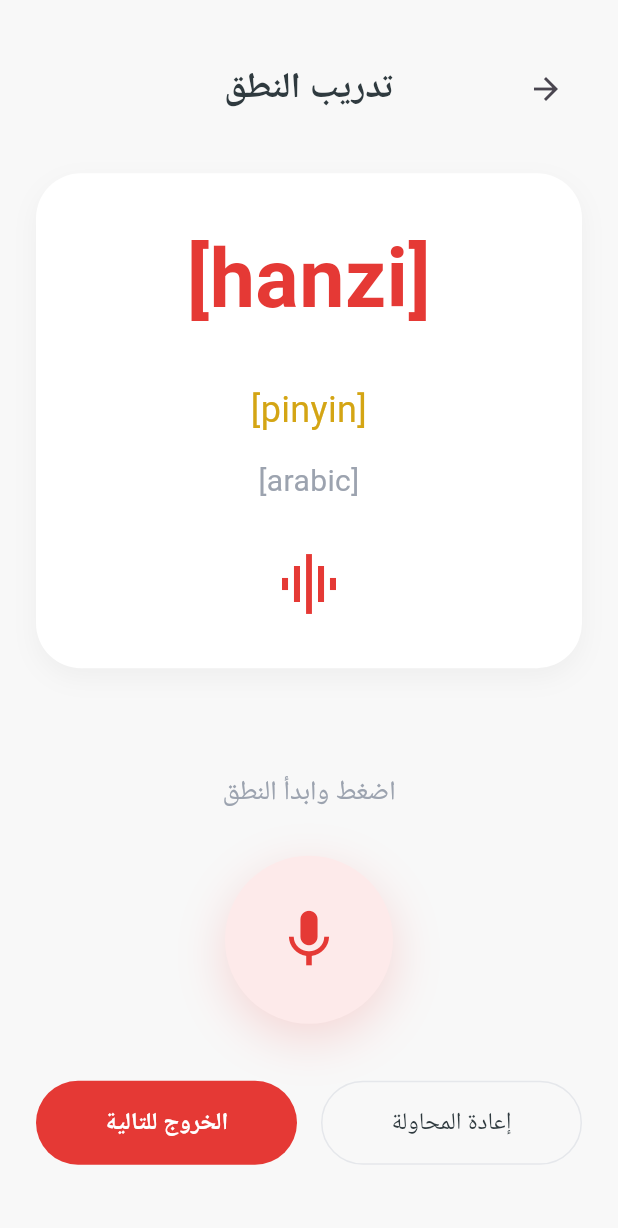
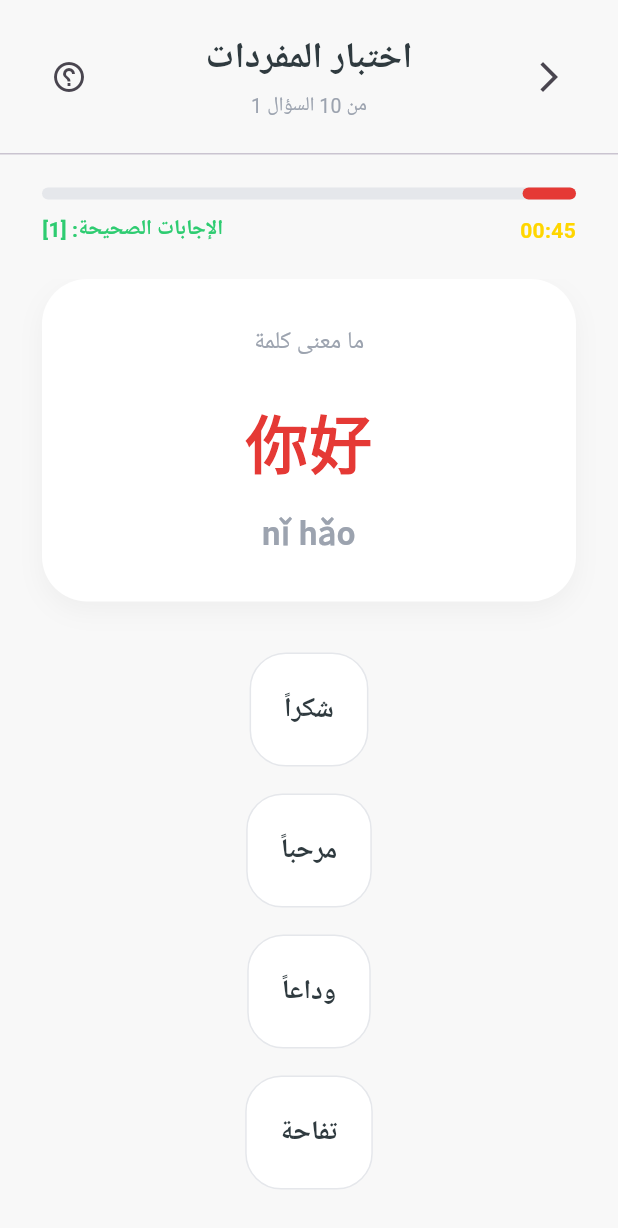
Before and after one commit to iwaladali/ChineseLearningApp, a Flutter app: the screen it shows after launch, on a phone screen of 412 x 824 dp. Shown: the top 1228 px of the screen. Run offline on Flutter 3.47's test engine with Material 3 defaults, Android fonts, the phone set to English and light mode, and no system bars; our stand-ins replace cloud_firestore, firebase_core; accounts and stored records are empty.

Commit message:
Added quiz screen

```diff
--- a/lib/main.dart
+++ b/lib/main.dart
@@ -18,6 +18,7 @@ import 'package:flutter_project/screens/vocabulary_screen.dart';
 import 'package:flutter_project/screens/word_details_screen.dart';
 import 'package:flutter_project/screens/progress_screen.dart';
 import 'package:flutter_project/screens/pronunciation_training_screen.dart';
+import 'package:flutter_project/screens/quiz_screen.dart';
 
 void main() async {
   WidgetsFlutterBinding.ensureInitialized();
@@ -47,7 +48,7 @@ class MyApp extends StatelessWidget {
       debugShowCheckedModeBanner: false,
 
       routes: {
-        '/': (BuildContext ctx) => const PronunciationTrainingScreen(),
+        '/': (BuildContext ctx) => const QuizScreen(),
 
         '/login': (BuildContext ctx) => const LoginScreen(),
 
--- /dev/null
+++ b/lib/screens/quiz_screen.dart
@@ -0,0 +1,285 @@
+import 'package:flutter/material.dart';
+import 'package:flutter_project/widgets/quiz_answer_tile.dart';
+
+class QuizScreen extends StatefulWidget {
+  const QuizScreen({super.key});
+
+  @override
+  State<QuizScreen> createState() => _QuizScreenState();
+}
+
+class _QuizScreenState extends State<QuizScreen> {
+  static const Color primaryRed = Color(0xFFE53935);
+  static const Color darkText = Color(0xFF2F3A3F);
+  static const Color greyText = Color(0xFF9CA3AF);
+  static const Color green = Color(0xFF2ECC71);
+  static const Color yellow = Color(0xFFFFD600);
+
+  int _selectedAnswerIndex = -1;
+
+  @override
+  Widget build(BuildContext context) {
+    // TODO: Load quiz questions from Firestore.
+    // TODO: Replace static question with QuizProvider/VocabularyProvider data.
+    // TODO: Track current question index from QuizProvider.
+    // TODO: Save quiz result in Firestore.
+    // TODO: Update ProgressProvider after finishing quiz.
+
+    const int currentQuestionIndex = 1;
+    const int totalQuestions = 10;
+    const int correctAnswers = 1;
+
+    const String questionText = 'ما معنى كلمة';
+    const String hanzi = '你好';
+    const String pinyin = 'nǐ hǎo';
+
+    final List<String> answers = [
+      'شكراً',
+      'مرحباً',
+      'وداعاً',
+      'تفاحة',
+    ];
+
+    return Directionality(
+      textDirection: TextDirection.rtl,
+      child: Scaffold(
+        backgroundColor: const Color(0xFFF8F8F8),
+        body: SafeArea(
+          child: Center(
+            child: ConstrainedBox(
+              constraints: const BoxConstraints(maxWidth: 430),
+              child: Column(
+                children: [
+                  Padding(
+                    padding: const EdgeInsets.all(22),
+                    child: Row(
+                      children: [
+                        IconButton(
+                          onPressed: () {
+                            Navigator.pop(context);
+                          },
+                          icon: const Icon(Icons.arrow_back_ios_new),
+                        ),
+
+                        const Expanded(
+                          child: Column(
+                            children: [
+                              Text(
+                                'اختبار المفردات',
+                                textAlign: TextAlign.center,
+                                style: TextStyle(
+                                  color: darkText,
+                                  fontSize: 24,
+                                  fontWeight: FontWeight.bold,
+                                ),
+                              ),
+                              SizedBox(height: 4),
+                              Text(
+                                'من 10 السؤال 1',
+                                textAlign: TextAlign.center,
+                                style: TextStyle(
+                                  color: greyText,
+                                  fontSize: 13,
+                                ),
+                              ),
+                            ],
+                          ),
+                        ),
+
+                        IconButton(
+                          onPressed: () {
+                            // TODO: Show quiz help dialog.
+                          },
+                          icon: const Icon(Icons.help_outline),
+                        ),
+                      ],
+                    ),
+                  ),
+
+                  const Divider(height: 1),
+
+                  Padding(
+                    padding: const EdgeInsets.symmetric(
+                      horizontal: 28,
+                      vertical: 22,
+                    ),
+                    child: Column(
+                      children: [
+                        LinearProgressIndicator(
+                          value: currentQuestionIndex / totalQuestions,
+                          minHeight: 8,
+                          backgroundColor: const Color(0xFFE5E7EB),
+                          valueColor:
+                          const AlwaysStoppedAnimation<Color>(primaryRed),
+                          borderRadius: BorderRadius.circular(20),
+                        ),
+
+                        const SizedBox(height: 10),
+
+                        Row(
+                          mainAxisAlignment: MainAxisAlignment.spaceBetween,
+                          children: const [
+                            Text(
+                              '00:45',
+                              style: TextStyle(
+                                color: yellow,
+                                fontWeight: FontWeight.bold,
+                              ),
+                            ),
+                            Text(
+                              'الإجابات الصحيحة: [1]',
+                              style: TextStyle(
+                                color: green,
+                                fontWeight: FontWeight.bold,
+                              ),
+                            ),
+                          ],
+                        ),
+                      ],
+                    ),
+                  ),
+
+                  Expanded(
+                    child: SingleChildScrollView(
+                      padding: const EdgeInsets.symmetric(horizontal: 28),
+                      child: Column(
+                        children: [
+                          Container(
+                            width: double.infinity,
+                            padding: const EdgeInsets.all(30),
+                            decoration: BoxDecoration(
+                              color: Colors.white,
+                              borderRadius: BorderRadius.circular(30),
+                              boxShadow: [
+                                BoxShadow(
+                                  color: Colors.black.withValues(alpha: 0.04),
+                                  blurRadius: 14,
+                                  offset: const Offset(0, 6),
+                                ),
+                              ],
+                            ),
+                            child: const Column(
+                              children: [
+                                Text(
+                                  questionText,
+                                  style: TextStyle(
+                                    color: greyText,
+                                    fontSize: 16,
+                                  ),
+                                ),
+
+                                SizedBox(height: 24),
+
+                                Text(
+                                  hanzi,
+                                  style: TextStyle(
+                                    color: primaryRed,
+                                    fontSize: 42,
+                                    fontWeight: FontWeight.bold,
+                                  ),
+                                ),
+
+                                SizedBox(height: 14),
+
+                                Text(
+                                  pinyin,
+                                  style: TextStyle(
+                                    color: greyText,
+                                    fontSize: 22,
+                                    fontWeight: FontWeight.bold,
+                                  ),
+                                ),
+                              ],
+                            ),
+                          ),
+
+                          const SizedBox(height: 34),
+
+                          for (int i = 0; i < answers.length; i++)
+                            QuizAnswerTile(
+                              answer: answers[i],
+                              isSelected: _selectedAnswerIndex == i,
+                              onTap: () {
+                                setState(() {
+                                  _selectedAnswerIndex = i;
+                                });
+
+                                // TODO: Store selected answer in QuizProvider.
+                                // TODO: Check if selected answer is correct.
+                              },
+                            ),
+
+                          const SizedBox(height: 18),
+
+                          if (_selectedAnswerIndex != -1)
+                            Container(
+                              width: double.infinity,
+                              padding: const EdgeInsets.all(20),
+                              decoration: BoxDecoration(
+                                color: Colors.white,
+                                borderRadius: BorderRadius.circular(24),
+                              ),
+                              child: Row(
+                                children: [
+                                  const Icon(
+                                    Icons.check_circle,
+                                    color: darkText,
+                                  ),
+                                  const SizedBox(width: 12),
+                                  const Expanded(
+                                    child: Text(
+                                      'أحسنت! إجابة صحيحة.',
+                                      style: TextStyle(
+                                        color: darkText,
+                                        fontSize: 15,
+                                      ),
+                                    ),
+                                  ),
+                                ],
+                              ),
+                            ),
+
+                          const SizedBox(height: 20),
+
+                          SizedBox(
+                            width: 170,
+                            height: 52,
+                            child: ElevatedButton(
+                              style: ElevatedButton.styleFrom(
+                                backgroundColor: primaryRed,
+                                foregroundColor: Colors.white,
+                                elevation: 0,
+                                shape: RoundedRectangleBorder(
+                                  borderRadius: BorderRadius.circular(28),
+                                ),
+                              ),
+                              onPressed: _selectedAnswerIndex == -1
+                                  ? null
+                                  : () {
+                                // TODO: Move to next question.
+                                // TODO: If last question, navigate to QuizResultScreen.
+                              },
+                              child: const Text(
+                                'السؤال التالي',
+                                style: TextStyle(
+                                  fontSize: 16,
+                                  fontWeight: FontWeight.bold,
+                                ),
+                              ),
+                            ),
+                          ),
+
+                          const SizedBox(height: 30),
+                        ],
+                      ),
+                    ),
+                  ),
+                ],
+              ),
+            ),
+          ),
+        ),
+      ),
+    );
+  }
+}
--- /dev/null
+++ b/lib/widgets/quiz_answer_tile.dart
@@ -0,0 +1,53 @@
+import 'package:flutter/material.dart';
+
+class QuizAnswerTile extends StatelessWidget {
+  const QuizAnswerTile({
+    super.key,
+    required this.answer,
+    required this.onTap,
+    this.isSelected = false,
+  });
+
+  final String answer;
+  final bool isSelected;
+  final VoidCallback onTap;
+
+  static const Color primaryRed = Color(0xFFE53935);
+
+  @override
+  Widget build(BuildContext context) {
+    return InkWell(
+      onTap: onTap,
+      borderRadius: BorderRadius.circular(24),
+      child: Container(
+        margin: const EdgeInsets.only(bottom: 18),
+        padding: const EdgeInsets.symmetric(
+          horizontal: 22,
+          vertical: 24,
+        ),
+        decoration: BoxDecoration(
+          color: isSelected
+              ? primaryRed.withValues(alpha: 0.08)
+              : Colors.white,
+          borderRadius: BorderRadius.circular(24),
+          border: Border.all(
+            color: isSelected
+                ? primaryRed
+                : const Color(0xFFE5E7EB),
+          ),
+        ),
+        child: Text(
+          answer,
+          textAlign: TextAlign.center,
+          style: TextStyle(
+            color: isSelected
+                ? primaryRed
+                : const Color(0xFF2F3A3F),
+            fontSize: 18,
+            fontWeight: FontWeight.w600,
+          ),
+        ),
+      ),
+    );
+  }
+}
```
